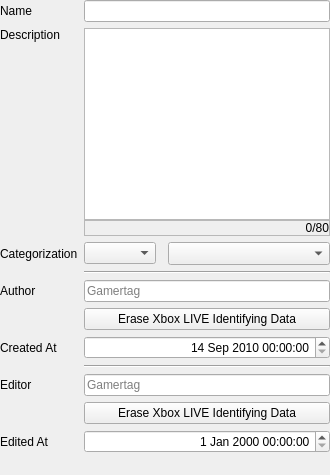
Above: native/src/ReachVariantTool/ui/main_window/page_multiplayer_metadata.ui from DavidJCobb/ReachVariantEditor before the change. Below: the same form after it.
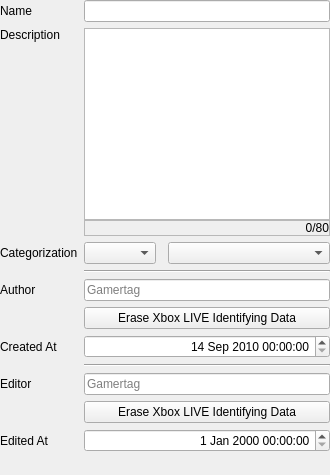
That is the form after the change. Custom widgets are drawn as their Qt base class.

Commit message: Theming support for Reach Variant Tool, and a few extra fixes. Options window was updated to support the selection of custom themes. Exit button actually works now, game category combo box on the multiplayer metadata page doesn't expand vertically anymore, and script window supports the maximize button (and therefore window snapping).

The edit to the form file:
```diff
--- a/native/src/ReachVariantTool/ui/main_window/page_multiplayer_metadata.ui
+++ b/native/src/ReachVariantTool/ui/main_window/page_multiplayer_metadata.ui
@@ -42,7 +42,7 @@
    <item row="4" column="3">
     <widget class="QComboBox" name="engineCategory">
      <property name="sizePolicy">
-      <sizepolicy hsizetype="Preferred" vsizetype="Expanding">
+      <sizepolicy hsizetype="Preferred" vsizetype="Fixed">
        <horstretch>2</horstretch>
        <verstretch>0</verstretch>
       </sizepolicy>
```
The commit also changes 7 other files.
